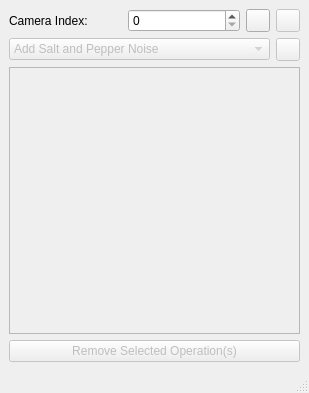
emreozanalkan/VPOpenCVProject, file camerawindow.ui: the form before one commit.
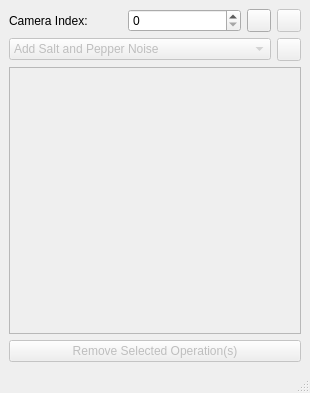
The form after the commit. Icons and pictures are not drawn.

What changed in the file:
```diff
--- a/camerawindow.ui
+++ b/camerawindow.ui
@@ -12,7 +12,7 @@
    <rect>
     <x>0</x>
     <y>0</y>
-    <width>309</width>
+    <width>310</width>
     <height>393</height>
    </rect>
   </property>
@@ -170,7 +170,7 @@
        </layout>
       </item>
       <item>
-       <widget class="QListView" name="listIPOperations">
+       <widget class="QListWidget" name="listIPOperations">
         <property name="enabled">
          <bool>false</bool>
         </property>
```
Left out of the diff: 2 changed lines with no effect on the pictures.
